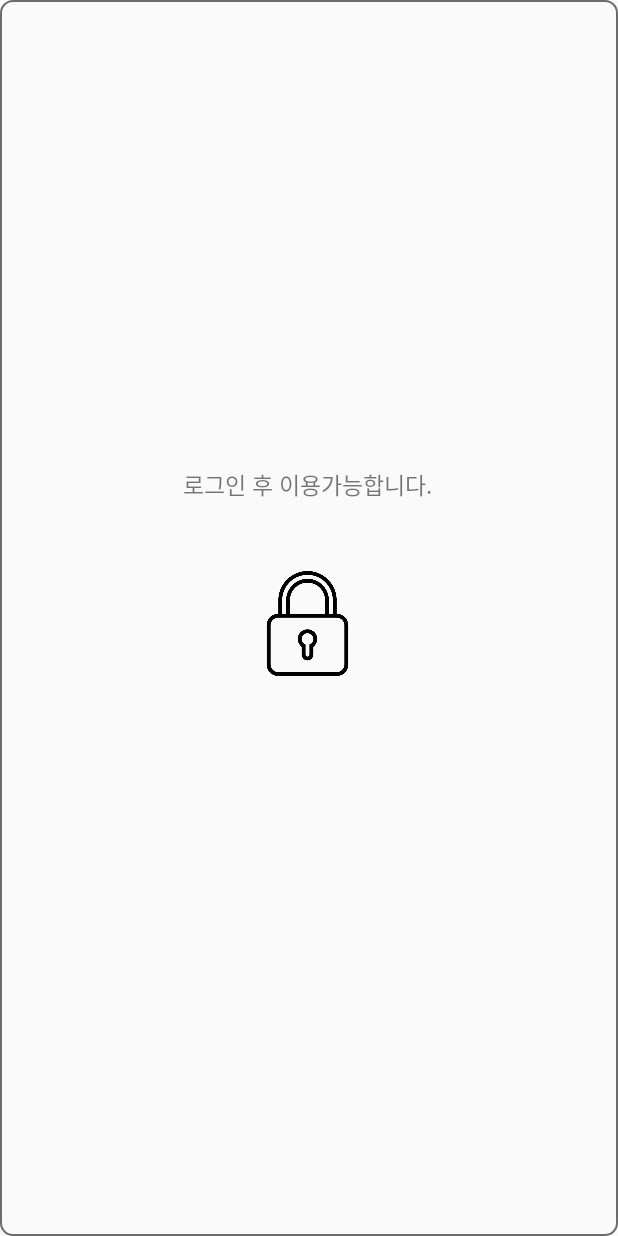
After one commit to seoYeongGH/ScheduleApp, an Android app: the layout fragment_before_login.xml on its own in the app's theme, with its tools: preview values and no code run, on a phone screen of 412 x 824 dp. The commit adds this screen. Run offline under Robolectric (Android 15) with nearby library versions, the phone set to English and light mode, and no system bars.

Commit message:
Modify -MainActivity
The method of implementing a calendar screen before and after login is
changed to using fragment.

```diff
--- a/app/build.gradle
+++ b/app/build.gradle
@@ -23,6 +23,7 @@ dependencies {
     implementation fileTree(dir: 'libs', include: ['*.jar'])
     implementation 'androidx.appcompat:appcompat:1.1.0'
     implementation 'androidx.constraintlayout:constraintlayout:1.1.3'
+    implementation 'androidx.legacy:legacy-support-v4:1.0.0'
     testImplementation 'junit:junit:4.12'
     androidTestImplementation 'androidx.test:runner:1.2.0'
     androidTestImplementation 'androidx.test.espresso:espresso-core:3.2.0'
--- a/app/src/main/java/com/example/scheduleapp/USession.java
+++ b/app/src/main/java/com/example/scheduleapp/USession.java
@@ -33,4 +33,5 @@ public class USession {
     public String getId() {
         return id;
     }
+
 }
--- /dev/null
+++ b/app/src/main/res/layout/fragment_before_login.xml
@@ -0,0 +1,36 @@
+<?xml version="1.0" encoding="utf-8"?>
+<androidx.constraintlayout.widget.ConstraintLayout xmlns:android="http://schemas.android.com/apk/res/android"
+    xmlns:app="http://schemas.android.com/apk/res-auto"
+    xmlns:tools="http://schemas.android.com/tools"
+    android:layout_width="match_parent"
+    android:layout_height="match_parent"
+    tools:context=".Fragment.BeforeLoginFragment"
+    android:background="@drawable/borderlayout">
+
+    <TextView
+        android:id="@+id/textView3"
+        android:layout_width="70dp"
+        android:layout_height="70dp"
+        android:layout_marginBottom="224dp"
+        android:background="@drawable/lock"
+        app:layout_constraintBottom_toBottomOf="parent"
+        app:layout_constraintEnd_toEndOf="parent"
+        app:layout_constraintHorizontal_bias="0.498"
+        app:layout_constraintStart_toStartOf="parent"
+        app:layout_constraintTop_toBottomOf="@+id/textView4"
+        app:layout_constraintVertical_bias="0.235" />
+
+    <TextView
+        android:id="@+id/textView4"
+        android:layout_width="wrap_content"
+        android:layout_height="wrap_content"
+        android:text="로그인 후 이용가능합니다."
+        android:textSize="15sp"
+        app:layout_constraintBottom_toBottomOf="parent"
+        app:layout_constraintEnd_toEndOf="parent"
+        app:layout_constraintHorizontal_bias="0.497"
+        app:layout_constraintStart_toStartOf="parent"
+        app:layout_constraintTop_toTopOf="parent"
+        app:layout_constraintVertical_bias="0.389" />
+
+</androidx.constraintlayout.widget.ConstraintLayout>
--- a/app/src/main/res/values/strings.xml
+++ b/app/src/main/res/values/strings.xml
@@ -1,3 +1,6 @@
 <resources>
     <string name="app_name">ScheduleApp</string>
+
+    <!-- TODO: Remove or change this placeholder text -->
+    <string name="hello_blank_fragment">Hello blank fragment</string>
 </resources>
```
Also changed, not shown: app/src/main/java/com/example/scheduleapp/Fragment/AfterLoginFragment.java (added, +24 -0 lines), app/src/main/java/com/example/scheduleapp/Fragment/BeforeLoginFragment.java (added, +28 -0 lines), app/src/main/java/com/example/scheduleapp/MainActivity.java (+11 -8 lines), app/src/main/res/layout/activity_main.xml (+3 -104 lines), app/src/main/res/layout/fragment_after_login.xml (added, +74 -0 lines).
